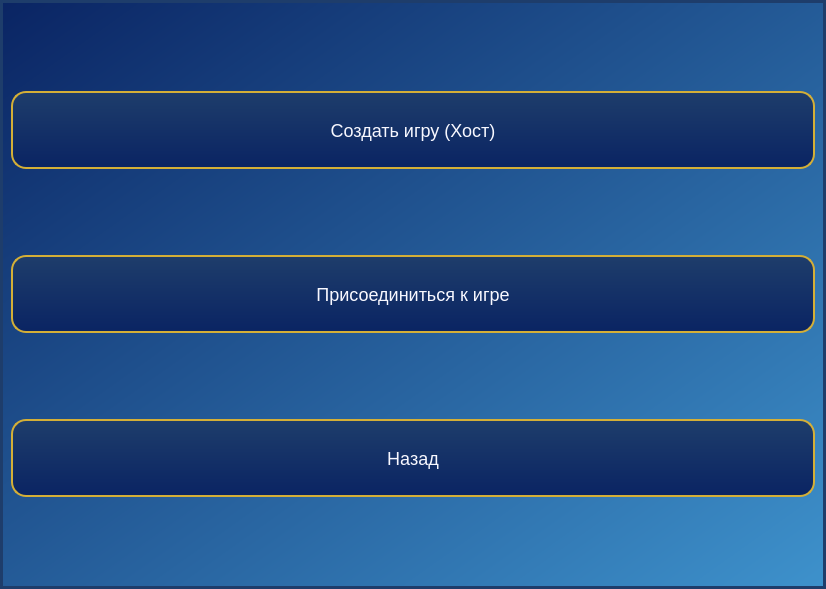
Qt form multiplayermodewindow.ui (oldFiSt/Sea_Battle) before a commit.
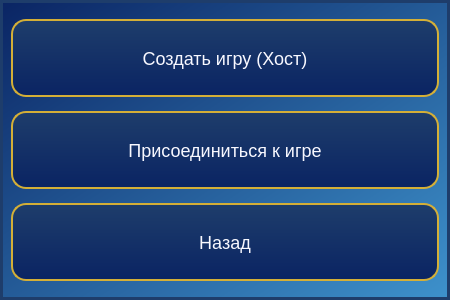
The same form after that commit.

The edit to the form file:
```diff
--- a/multiplayermodewindow.ui
+++ b/multiplayermodewindow.ui
@@ -6,8 +6,8 @@
    <rect>
     <x>0</x>
     <y>0</y>
-    <width>826</width>
-    <height>589</height>
+    <width>450</width>
+    <height>300</height>
    </rect>
   </property>
   <property name="windowTitle">
```
